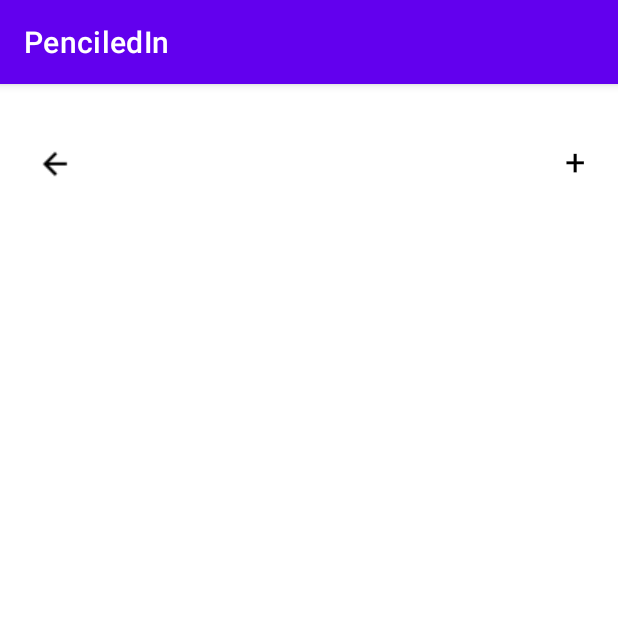
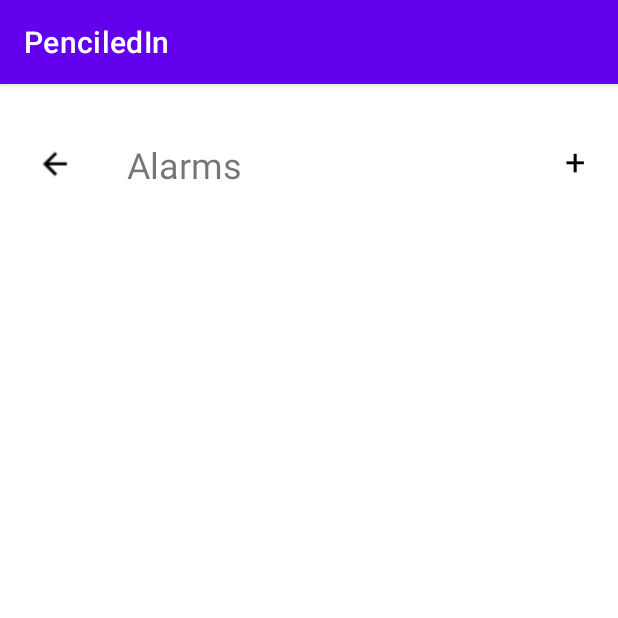
Before and after one commit to emilyhendrick/NU_MAD_SM2022_Final_Project_Team2, an Android app: the screen it shows after launch (MainActivity), item 3 of the bottom bar chosen, on a phone screen of 412 x 824 dp, the top half of it. Run offline under Robolectric (Android 15) with nearby library versions, the phone set to English and light mode, and no system bars; our stand-ins replace Firebase (no records; nobody signed in at launch, a user with empty details on screens opened directly), navigation-ui.

Commit message:
Nav bar works

```diff
--- a/app/src/main/res/layout/fragment_alarm.xml
+++ b/app/src/main/res/layout/fragment_alarm.xml
@@ -38,4 +38,15 @@
         app:layout_constraintEnd_toEndOf="parent"
         app:layout_constraintStart_toStartOf="parent"
         app:layout_constraintTop_toBottomOf="@+id/alarmLeftArrow" />
+
+    <TextView
+        android:id="@+id/alarm_title"
+        android:layout_width="wrap_content"
+        android:layout_height="wrap_content"
+        android:layout_marginStart="24dp"
+        android:textSize="24sp"
+        android:text="@string/alarm"
+        app:layout_constraintBottom_toBottomOf="@+id/alarmLeftArrow"
+        app:layout_constraintStart_toEndOf="@+id/alarmLeftArrow"
+        app:layout_constraintTop_toTopOf="@+id/alarmLeftArrow" />
 </androidx.constraintlayout.widget.ConstraintLayout>
```
